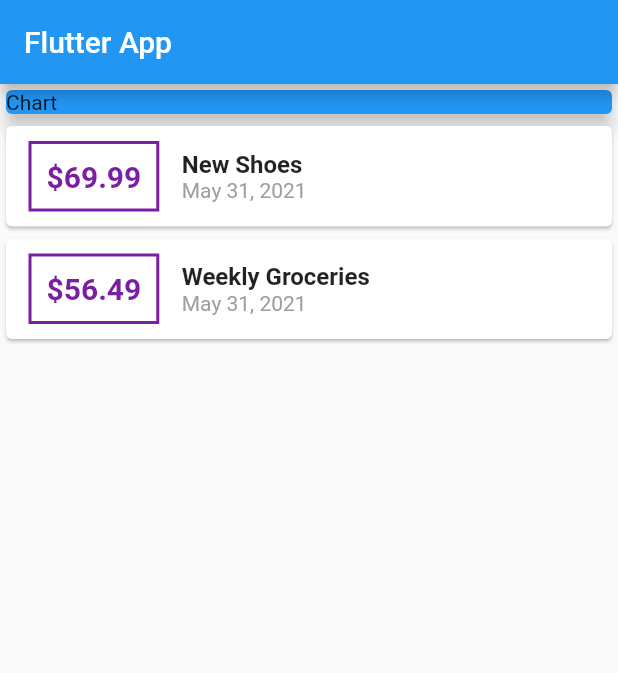
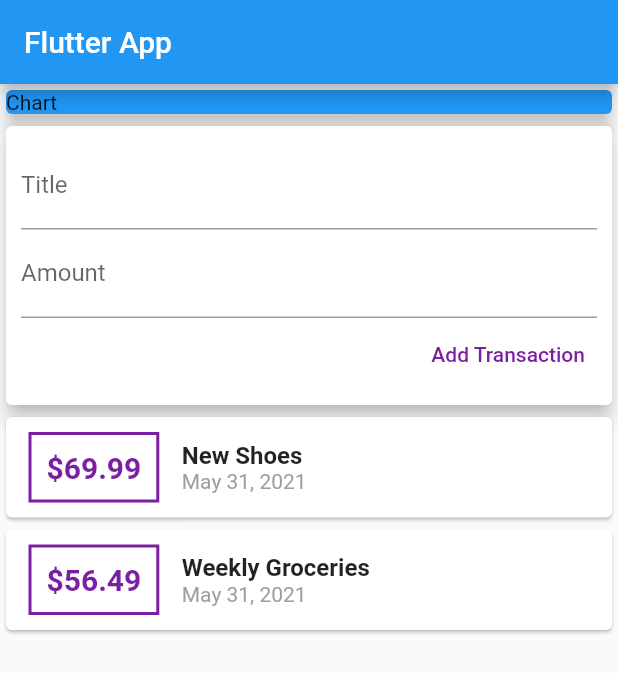
Before and after one commit to naman-gurnaaz/Expenses-App, a Flutter app: the screen it shows after launch, on a phone screen of 412 x 824 dp. Shown: the top 673 px of the screen. Run offline on Flutter 3.47's test engine with Material 2 defaults, Android fonts, the phone set to English and light mode, and no system bars.

Commit message:
Splitting app into Widgets

```diff
--- a/lib/main.dart
+++ b/lib/main.dart
@@ -1,6 +1,5 @@
+import './widgets/user_transactions.dart';
 import 'package:flutter/material.dart';
-import 'package:intl/intl.dart';
-import './transaction.dart';
 
 void main() => runApp(MyApp());
 
@@ -15,15 +14,9 @@ class MyApp extends StatelessWidget {
 }
 
 class MyHomePage extends StatelessWidget {
-  final List<Transaction> transactions = [
-    Transaction(
-        id: 't1', title: 'New Shoes', amount: 69.99, date: DateTime.now()),
-    Transaction(
-        id: 't1',
-        title: 'Weekly Groceries',
-        amount: 56.49,
-        date: DateTime.now()),
-  ];
+
+  //late String titleInput;
+  //late String amountInput;
 
   @override
   Widget build(BuildContext context) {
@@ -42,48 +35,9 @@ class MyHomePage extends StatelessWidget {
               elevation: 5,
             ),
           ),
-          Column(
-            children: transactions.map((tx) {
-              return Card(
-                  child: Row(children: <Widget>[
-                Container(
-                  margin: EdgeInsets.symmetric(vertical: 10, horizontal: 15),
-                  decoration: BoxDecoration(
-                      border: Border.all(
-                    color: Colors.purple.shade700,
-                    width: 2,
-                  )),
-                  padding: EdgeInsets.all(10),
-                  child: Text(
-                      '\$${tx.amount}',
-                      style: TextStyle(
-                        fontWeight: FontWeight.bold,
-                        fontSize: 20,
-                        color: Colors.purple.shade700,
-                      )),
-                ),
-                Column(
-                  crossAxisAlignment: CrossAxisAlignment.start,
-                  children: <Widget>[
-                    Text(
-                      tx.title,
-                      style: TextStyle(
-                        fontWeight: FontWeight.bold,
-                        fontSize: 16,
-                      ),
-                    ),
-                    Text(
-                      DateFormat.yMMMMd().format(tx.date),
-                      style: TextStyle(
-                        color: Colors.grey,
 
-                      ),
-                    ),
-                  ],
-                ),
-              ]));
-            }).toList(),
-          ),
+          UserTransactions(),
+
         ],
       ),
     );
--- /dev/null
+++ b/lib/widgets/new_transactions.dart
@@ -0,0 +1,46 @@
+import 'package:flutter/material.dart';
+
+class NewTransactions extends StatelessWidget {
+  final Function addTx;
+  final titleController = TextEditingController();
+  final amountController = TextEditingController();
+
+  NewTransactions(this.addTx);
+
+  @override
+  Widget build(BuildContext context) {
+    return Card(
+        elevation: 5,
+        child: Container(
+          padding: EdgeInsets.all(10),
+          child: Column(
+              crossAxisAlignment: CrossAxisAlignment.end,
+              children: <Widget>[
+
+                TextField(
+                  decoration: InputDecoration(labelText: 'Title'),
+                  controller: titleController,
+                ),
+
+                TextField(
+                  decoration: InputDecoration(labelText: 'Amount'),
+                  controller: amountController,
+                ),
+
+                TextButton(
+                  onPressed: () {
+                    addTx(
+                      titleController.text,
+                      double.parse(amountController.text),
+                    );
+                  },
+                  child: Text('Add Transaction'),
+                  style: TextButton.styleFrom(
+                    primary: Colors.purple.shade700,
+                  ),
+                )
+
+              ]),
+        ));
+  }
+}
--- /dev/null
+++ b/lib/widgets/transaction_list.dart
@@ -0,0 +1,54 @@
+import '../models/transaction.dart';
+import 'package:intl/intl.dart';
+import 'package:flutter/material.dart';
+
+class TransactionList extends StatelessWidget {
+
+  final List<Transaction> transactions;
+
+  TransactionList(this.transactions);
+
+  @override
+  Widget build(BuildContext context) {
+    return Column(
+            children: transactions.map((tx) {
+              return Card(
+                  child: Row(children: <Widget>[
+                Container(
+                  margin: EdgeInsets.symmetric(vertical: 10, horizontal: 15),
+                  decoration: BoxDecoration(
+                      border: Border.all(
+                    color: Colors.purple.shade700,
+                    width: 2,
+                  )),
+                  padding: EdgeInsets.all(10),
+                  child: Text('\$${tx.amount}',
+                      style: TextStyle(
+                        fontWeight: FontWeight.bold,
+                        fontSize: 20,
+                        color: Colors.purple.shade700,
+                      )),
+                ),
+                Column(
+                  crossAxisAlignment: CrossAxisAlignment.start,
+                  children: <Widget>[
+                    Text(
+                      tx.title,
+                      style: TextStyle(
+                        fontWeight: FontWeight.bold,
+                        fontSize: 16,
+                      ),
+                    ),
+                    Text(
+                      DateFormat.yMMMMd().format(tx.date),
+                      style: TextStyle(
+                        color: Colors.grey,
+                      ),
+                    ),
+                  ],
+                ),
+              ]));
+            }).toList(),
+          );
+  }
+}
--- /dev/null
+++ b/lib/widgets/user_transactions.dart
@@ -0,0 +1,55 @@
+import 'package:flutter/material.dart';
+import './new_transactions.dart';
+import './transaction_list.dart';
+import '../models/transaction.dart';
+
+
+class UserTransactions extends StatefulWidget {
+  @override
+  _UserTransactionsState createState() => _UserTransactionsState();
+}
+
+class _UserTransactionsState extends State<UserTransactions> {
+
+  final List<Transaction> _userTransactions = [
+    Transaction(
+      id: 't1',
+      title: 'New Shoes',
+      amount: 69.99,
+      date: DateTime.now()
+    ),
+
+    Transaction(
+      id: 't1',
+      title: 'Weekly Groceries',
+      amount: 56.49,
+      date: DateTime.now()
+    ),
+  ];
+
+  void _addNewTransactions(String txTitle, double txAmount) {
+    final newTx = Transaction(
+      title: txTitle,
+      amount: txAmount,
+      date: DateTime.now(),
+      id: DateTime.now().toString(),
+    );
+
+    setState(() {
+      _userTransactions.add(newTx);
+    });
+  }
+
+  @override
+  Widget build(BuildContext context) {
+    return Column(
+      children: <Widget>[
+        NewTransactions(_addNewTransactions),
+
+        TransactionList(
+          _userTransactions
+        ),
+      ],
+    );
+  }
+}
```
Also changed, not shown: lib/models/transaction.dart (renamed from lib/transaction.dart).
